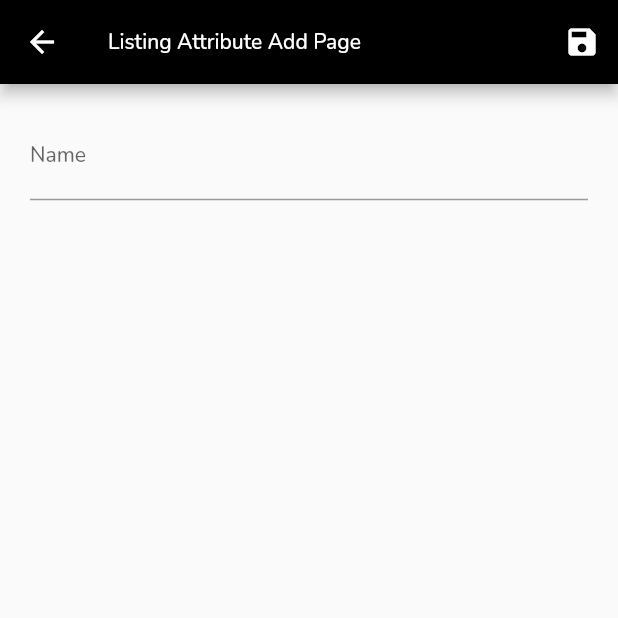
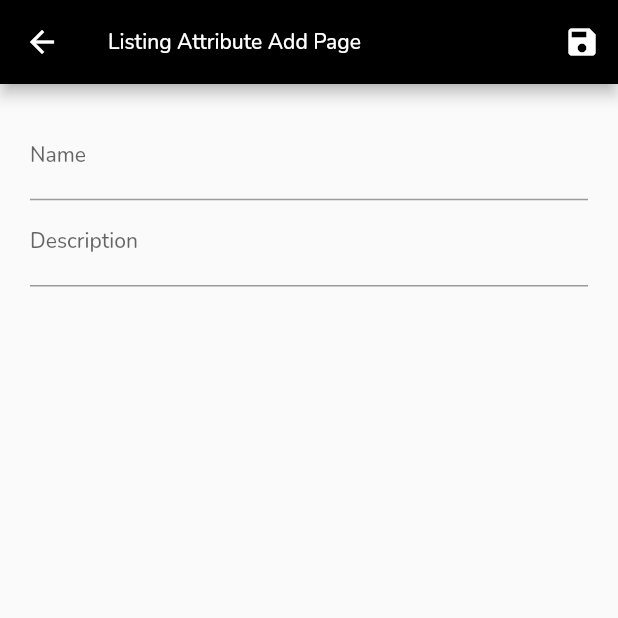
Before and after one commit to walkmandede/universe_rental_mobile, a Flutter app: the ListingAttributeListPage screen opened directly, after a tap on the "add" icon, on a phone screen of 412 x 824 dp, the top half of it. Run offline on Flutter 3.47's test engine with Material 3 defaults, Android fonts, the light colour scheme and no system bars; our stand-ins replace backdrop, cached_network_image, dio, flutter_map, flutter_svg, get and 5 more; missing offline and left inert: flutter_statusbarcolor_ns; accounts and stored records are empty; network calls fail; project files that could hold a hidden picture were left out.

Commit message:
attributes

```diff
--- a/lib/services/network_services/api_end_points.dart
+++ b/lib/services/network_services/api_end_points.dart
@@ -16,9 +16,11 @@ class ApiEndPoints {
   //web_data_entry
   static String dataEntryTag = "tag";
   static String dataEntryOffer = "offer";
+
   static String dataEntryCurrency = "/v1/currency";
-  static String dataDeleteCurrency = '/v1/currency';
+
   static String dataEntryPlace = "listPlace";
-  static String dataEntryAttribute = "list-attribute";
+
+  static String dataEntryAttribute = "/v1/listing-attribute";
   static String dummy2 = "___";
 }
--- a/lib/web_data_entry/currency/list/c_list.dart
+++ b/lib/web_data_entry/currency/list/c_list.dart
@@ -53,7 +53,7 @@ class CurrencyListController extends GetxController {
     DialogService().showLoadingDialog();
 
     Response? response = await ApiService().delete(
-      endPoint: "${ApiEndPoints.dataDeleteCurrency}/${data.id}",
+      endPoint: "${ApiEndPoints.dataEntryCurrency}/${data.id}",
     );
 
     superPrint(response!.body);
--- a/lib/web_data_entry/listing_attribute/list/v_list.dart
+++ b/lib/web_data_entry/listing_attribute/list/v_list.dart
@@ -15,7 +15,8 @@ class ListingAttributeListPage extends StatefulWidget {
   const ListingAttributeListPage({super.key});
 
   @override
-  State<ListingAttributeListPage> createState() => _ListingAttributeListPageState();
+  State<ListingAttributeListPage> createState() =>
+      _ListingAttributeListPageState();
 }
 
 class _ListingAttributeListPageState extends State<ListingAttributeListPage> {
@@ -36,14 +37,17 @@ class _ListingAttributeListPageState extends State<ListingAttributeListPage> {
   @override
   Widget build(BuildContext context) {
     return MediaQuery(
-      data: MediaQuery.of(context).copyWith(textScaler: const TextScaler.linear(1)),
+      data: MediaQuery.of(context)
+          .copyWith(textScaler: const TextScaler.linear(1)),
       child: Scaffold(
           appBar: AppBar(
             title: const Text("Listing Attribute List Page"),
             actions: [
-            IconButton(onPressed: () {
-              Get.to(()=> const ListingAttributeAddPage());
-            }, icon: const Icon(Icons.add))
+              IconButton(
+                  onPressed: () {
+                    Get.to(() => const ListingAttributeAddPage());
+                  },
+                  icon: const Icon(Icons.add))
             ],
           ),
           body: ValueListenableBuilder(
@@ -70,7 +74,7 @@ class _ListingAttributeListPageState extends State<ListingAttributeListPage> {
                                   eachData.name,
                                 ),
                                 Text(
-                                eachData.id,
+                                  eachData.description,
                                 ),
                               ],
                             ),
@@ -88,8 +92,7 @@ class _ListingAttributeListPageState extends State<ListingAttributeListPage> {
                 },
               );
             },
-        )
-      ),
+          )),
     );
   }
 }
--- a/lib/web_data_entry/listing_attribute/m_listing_attribute.dart
+++ b/lib/web_data_entry/listing_attribute/m_listing_attribute.dart
@@ -1,18 +1,15 @@
-class ListingAttribute{
+class ListingAttribute {
   String id;
   String name;
+  String description;
 
+  ListingAttribute(
+      {required this.id, required this.name, required this.description});
 
-  ListingAttribute({
-    required this.id,
-    required this.name,
-  });
-
-  factory ListingAttribute.fromApi({required Map<String,dynamic> data}){
+  factory ListingAttribute.fromApi({required Map<String, dynamic> data}) {
     return ListingAttribute(
-      id: data["id"].toString(),
-      name: data["name"].toString(),
-    );
+        id: data["id"].toString(),
+        name: data["name"].toString(),
+        description: data['description'].toString());
   }
-
 }
--- a/lib/web_data_entry/listing_attribute/new/c_add.dart
+++ b/lib/web_data_entry/listing_attribute/new/c_add.dart
@@ -10,9 +10,9 @@ import 'package:universe_rental/web_data_entry/listing_offers/list/c_list.dart';
 import 'package:universe_rental/web_data_entry/listing_place/list/c_list.dart';
 import 'package:universe_rental/web_data_entry/listing_tags/list/c_list.dart';
 
-class ListingAttributeAddController extends GetxController{
-
+class ListingAttributeAddController extends GetxController {
   TextEditingController txtName = TextEditingController(text: "");
+  TextEditingController txtDescription = TextEditingController();
 
   @override
   void onInit() {
@@ -26,37 +26,28 @@ class ListingAttributeAddController extends GetxController{
     super.onClose();
   }
 
-  Future<void> initLoad() async{
+  Future<void> initLoad() async {}
 
-  }
-
-  Future<void> onClickSave() async{
-    if(txtName.text.isEmpty){
+  Future<void> onClickSave() async {
+    if (txtName.text.isEmpty || txtDescription.text.isEmpty) {
       DialogService().showSnack(title: "Error", message: "Fill all data");
-    }
-    else{
+    } else {
       DialogService().showLoadingDialog();
       Response? response = await ApiService().post(
-        endPoint: ApiEndPoints.dataEntryAttribute,
-        data: {
-          "name": txtName.text,
-        }
-      );
+          endPoint: ApiEndPoints.dataEntryAttribute,
+          data: {"name": txtName.text, "description": txtDescription.text});
       DialogService().dismissDialog();
       final apiResponse = ApiService().validateResponse(
-          response: response,
+        response: response,
       );
 
-      if(apiResponse.xSuccess){
+      if (apiResponse.xSuccess) {
         Get.back();
         ListingAttributeListController controller = Get.find();
         controller.updateData();
-      }
-      else{
+      } else {
         DialogService().showTransactionDialog(text: apiResponse.message);
       }
-
     }
   }
-
 }
--- a/lib/web_data_entry/listing_attribute/new/v_add.dart
+++ b/lib/web_data_entry/listing_attribute/new/v_add.dart
@@ -16,7 +16,8 @@ class ListingAttributeAddPage extends StatefulWidget {
   const ListingAttributeAddPage({super.key});
 
   @override
-  State<ListingAttributeAddPage> createState() => _ListingAttributeAddPageState();
+  State<ListingAttributeAddPage> createState() =>
+      _ListingAttributeAddPageState();
 }
 
 class _ListingAttributeAddPageState extends State<ListingAttributeAddPage> {
@@ -37,12 +38,11 @@ class _ListingAttributeAddPageState extends State<ListingAttributeAddPage> {
   @override
   Widget build(BuildContext context) {
     return MediaQuery(
-      data: MediaQuery.of(context).copyWith(textScaler: const TextScaler.linear(1)),
+      data: MediaQuery.of(context)
+          .copyWith(textScaler: const TextScaler.linear(1)),
       child: Scaffold(
         appBar: AppBar(
-          title: const Text(
-            "Listing Attribute Add Page"
-          ),
+          title: const Text("Listing Attribute Add Page"),
           actions: [
             IconButton(
               onPressed: () {
@@ -64,6 +64,12 @@ class _ListingAttributeAddPageState extends State<ListingAttributeAddPage> {
                     labelText: "Name",
                   ),
                 ),
+                TextField(
+                  controller: controller.txtDescription,
+                  decoration: const InputDecoration(
+                    labelText: "Description",
+                  ),
+                ),
               ],
             ),
           ),
```
Also changed, not shown: lib/web_data_entry/_common/controllers/c_data_controller.dart (+30 -32 lines), lib/web_data_entry/listing_attribute/list/c_list.dart (+10 -18 lines). Lines whose indentation alone changed are shown as unchanged.
